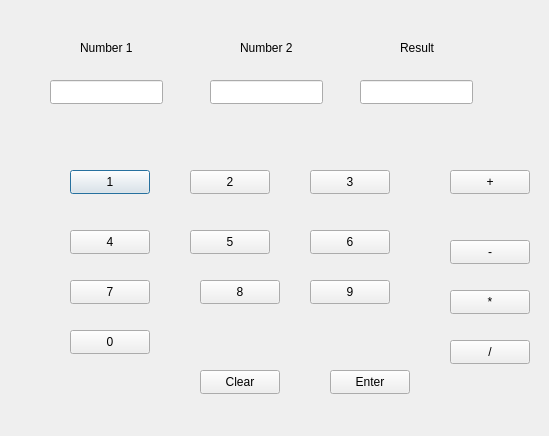
Qt form teht6/calculator.ui (t3roja/Olio-ohjelmointi) before a commit.
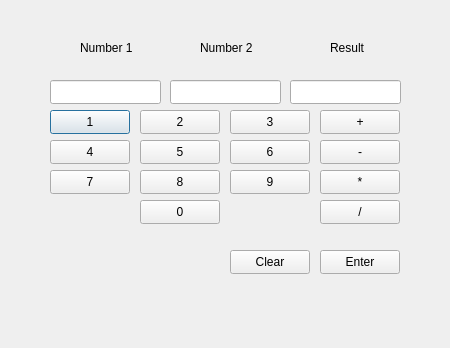
The same form after that commit.

Commit message: tehtava 6 valmis

What changed in the file:
```diff
--- a/teht6/calculator.ui
+++ b/teht6/calculator.ui
@@ -6,8 +6,8 @@
    <rect>
     <x>0</x>
     <y>0</y>
-    <width>549</width>
-    <height>436</height>
+    <width>450</width>
+    <height>348</height>
    </rect>
   </property>
   <property name="windowTitle">
@@ -29,7 +29,7 @@
   <widget class="QLabel" name="label_2">
    <property name="geometry">
     <rect>
-     <x>240</x>
+     <x>200</x>
      <y>40</y>
      <width>71</width>
      <height>16</height>
@@ -42,7 +42,7 @@
   <widget class="QLabel" name="label_3">
    <property name="geometry">
     <rect>
-     <x>400</x>
+     <x>330</x>
      <y>40</y>
      <width>71</width>
      <height>16</height>
@@ -57,7 +57,7 @@
     <rect>
      <x>50</x>
      <y>80</y>
-     <width>113</width>
+     <width>111</width>
      <height>24</height>
     </rect>
    </property>
@@ -65,9 +65,9 @@
   <widget class="QLineEdit" name="num2">
    <property name="geometry">
     <rect>
-     <x>210</x>
+     <x>170</x>
      <y>80</y>
-     <width>113</width>
+     <width>111</width>
      <height>24</height>
     </rect>
    </property>
@@ -75,9 +75,9 @@
   <widget class="QLineEdit" name="txtResult">
    <property name="geometry">
     <rect>
-     <x>360</x>
+     <x>290</x>
      <y>80</y>
-     <width>113</width>
+     <width>111</width>
      <height>24</height>
     </rect>
    </property>
@@ -85,8 +85,8 @@
   <widget class="QPushButton" name="btnN1">
    <property name="geometry">
     <rect>
-     <x>70</x>
-     <y>170</y>
+     <x>50</x>
+     <y>110</y>
      <width>80</width>
      <height>24</height>
     </rect>
@@ -98,8 +98,8 @@
   <widget class="QPushButton" name="btnN2">
    <property name="geometry">
     <rect>
-     <x>190</x>
-     <y>170</y>
+     <x>140</x>
+     <y>110</y>
      <width>80</width>
      <height>24</height>
     </rect>
@@ -111,8 +111,8 @@
   <widget class="QPushButton" name="btnEnter">
    <property name="geometry">
     <rect>
-     <x>330</x>
-     <y>370</y>
+     <x>320</x>
+     <y>250</y>
      <width>80</width>
      <height>24</height>
     </rect>
@@ -124,8 +124,8 @@
   <widget class="QPushButton" name="btnN3">
    <property name="geometry">
     <rect>
-     <x>310</x>
-     <y>170</y>
+     <x>230</x>
+     <y>110</y>
      <width>80</width>
      <height>24</height>
     </rect>
@@ -137,8 +137,8 @@
   <widget class="QPushButton" name="btnN4">
    <property name="geometry">
     <rect>
-     <x>70</x>
-     <y>230</y>
+     <x>50</x>
+     <y>140</y>
      <width>80</width>
      <height>24</height>
     </rect>
@@ -150,8 +150,8 @@
   <widget class="QPushButton" name="btnN5">
    <property name="geometry">
     <rect>
-     <x>190</x>
-     <y>230</y>
+     <x>140</x>
+     <y>140</y>
      <width>80</width>
      <height>24</height>
     </rect>
@@ -163,8 +163,8 @@
   <widget class="QPushButton" name="btnN6">
    <property name="geometry">
     <rect>
-     <x>310</x>
-     <y>230</y>
+     <x>230</x>
+     <y>140</y>
      <width>80</width>
      <height>24</height>
     </rect>
@@ -176,8 +176,8 @@
   <widget class="QPushButton" name="btnN7">
    <property name="geometry">
     <rect>
-     <x>70</x>
-     <y>280</y>
+     <x>50</x>
+     <y>170</y>
      <width>80</width>
      <height>24</height>
     </rect>
@@ -189,8 +189,8 @@
   <widget class="QPushButton" name="btnN8">
    <property name="geometry">
     <rect>
-     <x>200</x>
-     <y>280</y>
+     <x>140</x>
+     <y>170</y>
      <width>80</width>
      <height>24</height>
     </rect>
@@ -202,8 +202,8 @@
   <widget class="QPushButton" name="btnN9">
    <property name="geometry">
     <rect>
-     <x>310</x>
-     <y>280</y>
+     <x>230</x>
+     <y>170</y>
      <width>80</width>
      <height>24</height>
     </rect>
@@ -215,8 +215,8 @@
   <widget class="QPushButton" name="btnN0">
    <property name="geometry">
     <rect>
-     <x>70</x>
-     <y>330</y>
+     <x>140</x>
+     <y>200</y>
      <width>80</width>
      <height>24</height>
     </rect>
@@ -228,8 +228,8 @@
   <widget class="QPushButton" name="btnClear">
    <property name="geometry">
     <rect>
-     <x>200</x>
-     <y>370</y>
+     <x>230</x>
+     <y>250</y>
      <width>80</width>
      <height>24</height>
     </rect>
@@ -241,8 +241,8 @@
   <widget class="QPushButton" name="btnAdd">
    <property name="geometry">
     <rect>
-     <x>450</x>
-     <y>170</y>
+     <x>320</x>
+     <y>110</y>
      <width>80</width>
      <height>24</height>
     </rect>
@@ -254,8 +254,8 @@
   <widget class="QPushButton" name="btnSub">
    <property name="geometry">
     <rect>
-     <x>450</x>
-     <y>240</y>
+     <x>320</x>
+     <y>140</y>
      <width>80</width>
      <height>24</height>
     </rect>
@@ -267,8 +267,8 @@
   <widget class="QPushButton" name="btnMul">
    <property name="geometry">
     <rect>
-     <x>450</x>
-     <y>290</y>
+     <x>320</x>
+     <y>170</y>
      <width>80</width>
      <height>24</height>
     </rect>
@@ -280,8 +280,8 @@
   <widget class="QPushButton" name="btnDiv">
    <property name="geometry">
     <rect>
-     <x>450</x>
-     <y>340</y>
+     <x>320</x>
+     <y>200</y>
      <width>80</width>
      <height>24</height>
     </rect>
```
The commit also changes 2 other files.
